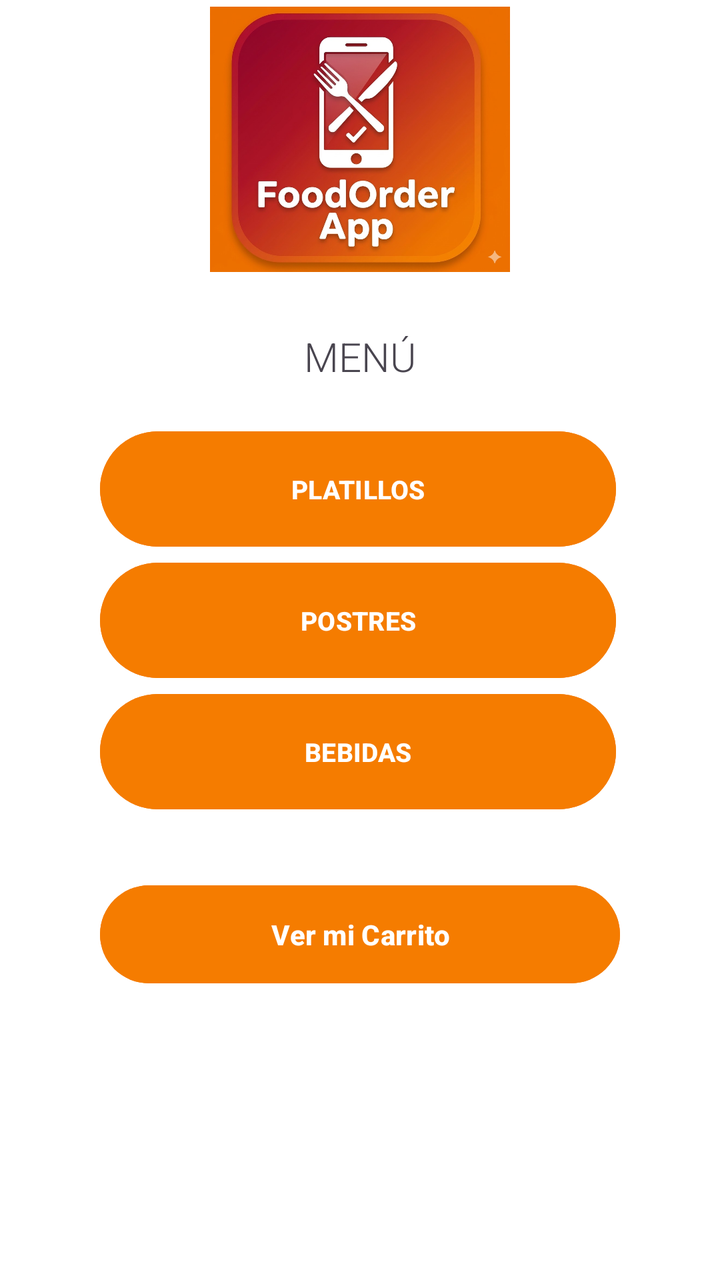
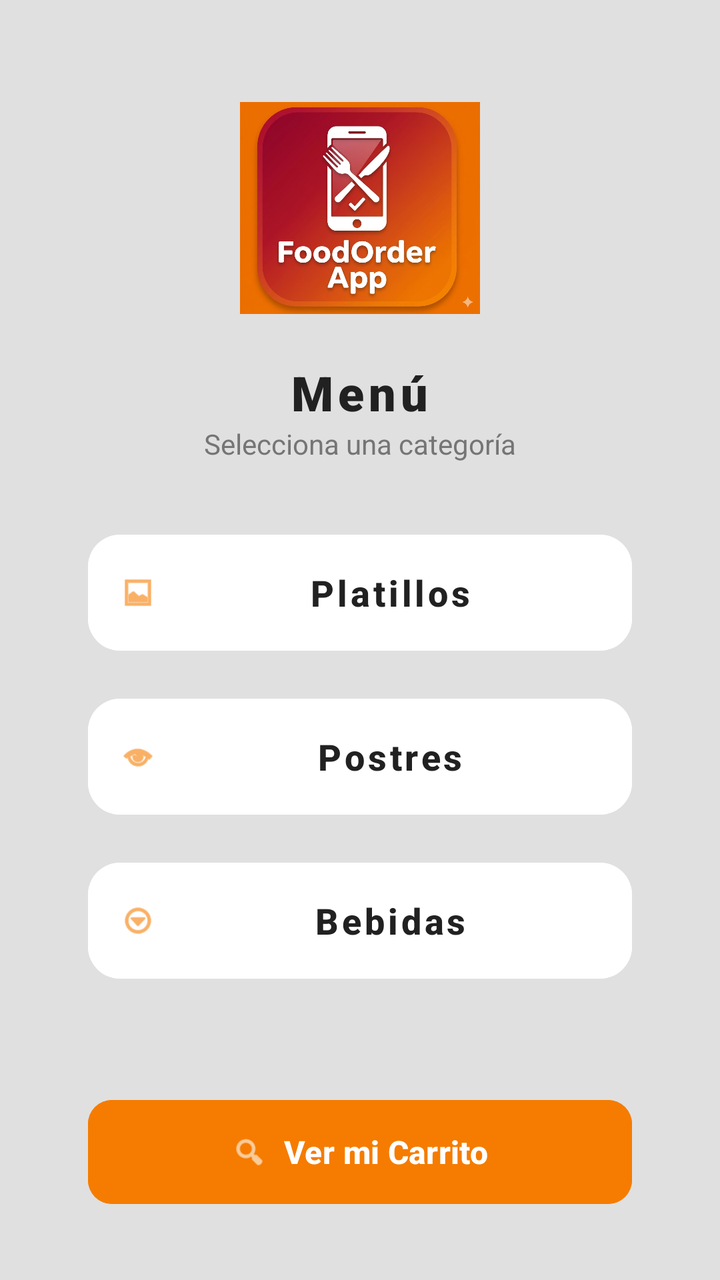

An Android layout rendered at two revisions. The XML below is the earlier revision; the diff shows what the commit changed to produce the second picture.
<!-- AndroidManifest.xml: application theme Theme.FoodOrderApp -->
<!-- res/layout/activity_menu_categorias.xml -->
<?xml version="1.0" encoding="utf-8"?>
<LinearLayout xmlns:android="http://schemas.android.com/apk/res/android"
    xmlns:app="http://schemas.android.com/apk/res-auto"
    xmlns:tools="http://schemas.android.com/tools"
    android:id="@+id/main"
    android:layout_width="match_parent"
    android:layout_height="match_parent"
    android:gravity="center"
    android:orientation="vertical"
    android:background="@color/white"
    tools:context=".menuCategorias">

    <ImageView
        android:layout_width="150dp"
        android:layout_height="150dp"
        android:layout_gravity="center"
        android:layout_marginTop="-150dp"
        android:src="@drawable/foodorderapp" />

    <TextView
        android:layout_width="wrap_content"
        android:layout_height="wrap_content"
        android:layout_gravity="center"
        android:layout_marginTop="20dp"
        android:fontFamily="sans-serif-light"
        android:text="@string/nuestro_menu"
        android:textAllCaps="true"
        android:textSize="20sp" />

    <GridLayout
        android:layout_width="match_parent"
        android:layout_height="wrap_content"
        android:layout_marginTop="20dp"
        android:columnCount="1"
        android:paddingHorizontal="50dp">

        <Button
            android:id="@+id/button_platillos"
            android:layout_columnWeight="1"
            android:layout_gravity="fill_horizontal"
            android:layout_marginRight="2dp"
            android:backgroundTint="@color/naranja_primario"
            android:paddingHorizontal="20dp"
            android:paddingVertical="20dp"
            android:text="@string/platillos"
            android:textAllCaps="true"
            android:textStyle="bold"
            android:textColor="@color/white"
            android:textSize="13dp" />

        <Button
            android:id="@+id/button_postres"
            android:layout_columnWeight="1"
            android:layout_gravity="fill_horizontal"
            android:layout_marginRight="2dp"
            android:backgroundTint="@color/naranja_primario"
            android:paddingHorizontal="20dp"
            android:paddingVertical="20dp"
            android:text="@string/postres"
            android:textAllCaps="true"
            android:textStyle="bold"
            android:textColor="@color/white"
            android:textSize="13dp" />

        <Button
            android:id="@+id/button_bebidas"
            android:layout_columnWeight="1"
            android:layout_gravity="fill_horizontal"
            android:layout_marginRight="2dp"
            android:backgroundTint="@color/naranja_primario"
            android:paddingHorizontal="20dp"
            android:paddingVertical="20dp"
            android:text="@string/bebidas"
            android:textAllCaps="true"
            android:textStyle="bold"
            android:textColor="@color/white"
            android:textSize="13dp" />
    </GridLayout>
    <Button
        android:id="@+id/btn_ver_carrito"
        android:layout_width="match_parent"
        android:layout_height="wrap_content"
        android:layout_marginTop="30dp"
        android:layout_marginHorizontal="50dp"
        android:backgroundTint="@color/naranja_primario"
        android:paddingVertical="15dp"
        android:text="@string/ver_carrito"
        android:textColor="@color/white"
        android:textSize="14sp"
        android:textStyle="bold" />

</LinearLayout>
<!-- resources referenced by this layout -->
<resources>
  <color name="naranja_primario">#F57C00</color>
  <color name="white">#FFFFFFFF</color>
  <!-- drawable foodorderapp: jpg bitmap (drawable, 115478 bytes) -->
  <string name="bebidas">Bebidas</string>
  
  
      //registro
  <string name="nuestro_menu">Menú</string>
  <string name="platillos">Platillos</string>
  <string name="postres">Postres</string>
  <string name="ver_carrito">Ver mi Carrito</string>
  <style name="Theme.FoodOrderApp" parent="Base.Theme.FoodOrderApp" />
  <style name="Base.Theme.FoodOrderApp" parent="Theme.Material3.DayNight.NoActionBar">
          
          
      </style>
</resources>

<!-- the commit's change to res/layout/activity_menu_categorias.xml (unified diff, before → after) -->
@@ -5,88 +5,119 @@
     android:id="@+id/main"
     android:layout_width="match_parent"
     android:layout_height="match_parent"
-    android:gravity="center"
+    android:gravity="center_horizontal"
     android:orientation="vertical"
-    android:background="@color/white"
+    android:background="#E0E0E0"
+    android:padding="24dp"
     tools:context=".menuCategorias">
 
+    
     <ImageView
-        android:layout_width="150dp"
-        android:layout_height="150dp"
-        android:layout_gravity="center"
-        android:layout_marginTop="-150dp"
-        android:src="@drawable/foodorderapp" />
+        android:layout_width="120dp"
+        android:layout_height="120dp"
+        android:layout_marginTop="20dp"
+        android:src="@drawable/foodorderapp"
+        android:contentDescription="Logo"/>
 
     <TextView
         android:layout_width="wrap_content"
         android:layout_height="wrap_content"
-        android:layout_gravity="center"
-        android:layout_marginTop="20dp"
-        android:fontFamily="sans-serif-light"
+        android:layout_marginTop="16dp"
+        android:fontFamily="sans-serif-black"
         android:text="@string/nuestro_menu"
-        android:textAllCaps="true"
-        android:textSize="20sp" />
+        android:letterSpacing="0.1"
+        android:textColor="#212121"
+        android:textSize="24sp" />
 
-    <GridLayout
+    <TextView
+        android:layout_width="wrap_content"
+        android:layout_height="wrap_content"
+        android:text="Selecciona una categoría"
+        android:textColor="#757575"
+        android:textSize="14sp"
+        android:layout_marginBottom="30dp"/>
+
+    
+    <LinearLayout
         android:layout_width="match_parent"
         android:layout_height="wrap_content"
-        android:layout_marginTop="20dp"
-        android:columnCount="1"
-        android:paddingHorizontal="50dp">
+        android:orientation="vertical"
+        android:paddingHorizontal="20dp">
 
         <Button
             android:id="@+id/button_platillos"
-            android:layout_columnWeight="1"
-            android:layout_gravity="fill_horizontal"
-            android:layout_marginRight="2dp"
-            android:backgroundTint="@color/naranja_primario"
-            android:paddingHorizontal="20dp"
-            android:paddingVertical="20dp"
+            style="@style/Widget.MaterialComponents.Button.UnelevatedButton"
+            android:layout_width="match_parent"
+            android:layout_height="70dp"
+            android:layout_marginBottom="12dp"
+            android:backgroundTint="@color/white"
             android:text="@string/platillos"
-            android:textAllCaps="true"
+            android:textAllCaps="false"
+            android:textColor="#212121"
+            android:textSize="18sp"
             android:textStyle="bold"
-            android:textColor="@color/white"
-            android:textSize="13dp" />
+            app:cornerRadius="16dp"
+            app:icon="@android:drawable/ic_menu_gallery"
+            app:iconTint="@color/naranja_primario"
+            app:iconPadding="12dp"
+            app:rippleColor="#F5F5F5"/>
 
         <Button
             android:id="@+id/button_postres"
-            android:layout_columnWeight="1"
-            android:layout_gravity="fill_horizontal"
-            android:layout_marginRight="2dp"
-            android:backgroundTint="@color/naranja_primario"
-            android:paddingHorizontal="20dp"
-            android:paddingVertical="20dp"
+            style="@style/Widget.MaterialComponents.Button.UnelevatedButton"
+            android:layout_width="match_parent"
+            android:layout_height="70dp"
+            android:layout_marginBottom="12dp"
+            android:backgroundTint="@color/white"
             android:text="@string/postres"
-            android:textAllCaps="true"
+            android:textAllCaps="false"
+            android:textColor="#212121"
+            android:textSize="18sp"
             android:textStyle="bold"
-            android:textColor="@color/white"
-            android:textSize="13dp" />
+            app:cornerRadius="16dp"
+            app:icon="@android:drawable/ic_menu_view"
+            app:iconTint="@color/naranja_primario"
+            app:iconPadding="12dp"/>
 
         <Button
             android:id="@+id/button_bebidas"
-            android:layout_columnWeight="1"
-            android:layout_gravity="fill_horizontal"
-            android:layout_marginRight="2dp"
-            android:backgroundTint="@color/naranja_primario"
-            android:paddingHorizontal="20dp"
-            android:paddingVertical="20dp"
+            style="@style/Widget.MaterialComponents.Button.UnelevatedButton"
+            android:layout_width="match_parent"
+            android:layout_height="70dp"
+            android:layout_marginBottom="12dp"
+            android:backgroundTint="@color/white"
             android:text="@string/bebidas"
-            android:textAllCaps="true"
+            android:textAllCaps="false"
+            android:textColor="#212121"
+            android:textSize="18sp"
             android:textStyle="bold"
-            android:textColor="@color/white"
-            android:textSize="13dp" />
-    </GridLayout>
+            app:cornerRadius="16dp"
+            app:icon="@android:drawable/ic_menu_more"
+            app:iconTint="@color/naranja_primario"
+            app:iconPadding="12dp"/>
+    </LinearLayout>
+
+
+    <View
+        android:layout_width="match_parent"
+        android:layout_height="0dp"
+        android:layout_weight="1" />
+
     <Button
         android:id="@+id/btn_ver_carrito"
         android:layout_width="match_parent"
-        android:layout_height="wrap_content"
-        android:layout_marginTop="30dp"
-        android:layout_marginHorizontal="50dp"
+        android:layout_height="60dp"
+        android:layout_marginHorizontal="20dp"
+        android:layout_marginBottom="10dp"
         android:backgroundTint="@color/naranja_primario"
-        android:paddingVertical="15dp"
         android:text="@string/ver_carrito"
+        android:textAllCaps="false"
         android:textColor="@color/white"
-        android:textSize="14sp"
-        android:textStyle="bold" />
+        android:textSize="16sp"
+        android:textStyle="bold"
+        app:cornerRadius="12dp"
+        app:icon="@android:drawable/ic_menu_search"
+        app:iconGravity="textStart"
+        app:elevation="4dp"/>
 
 </LinearLayout>
